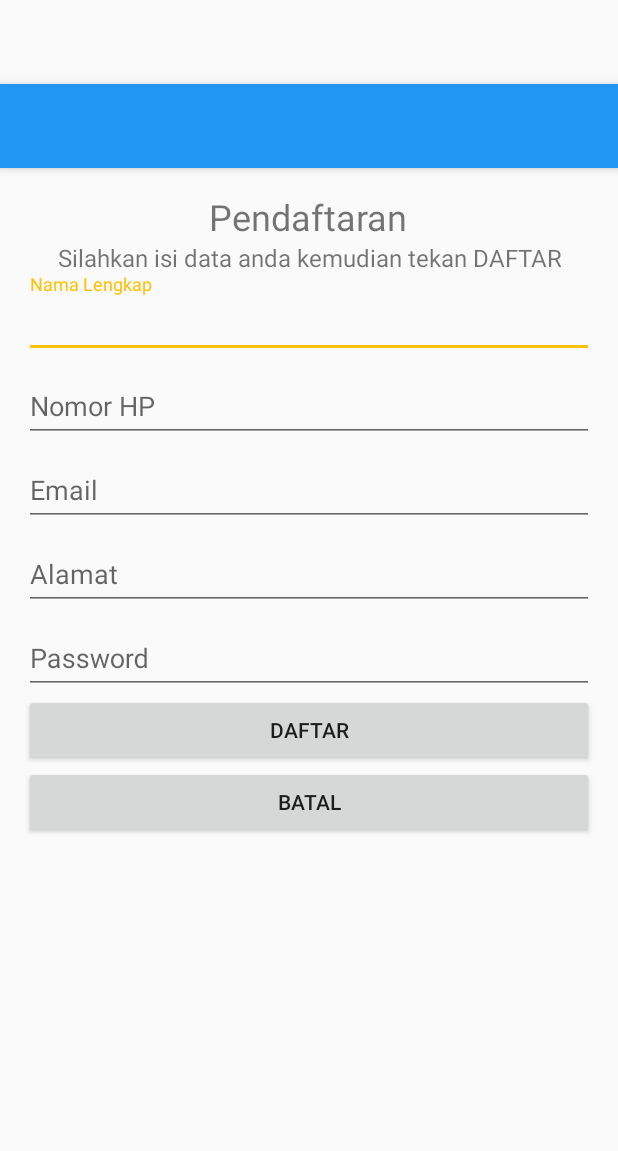
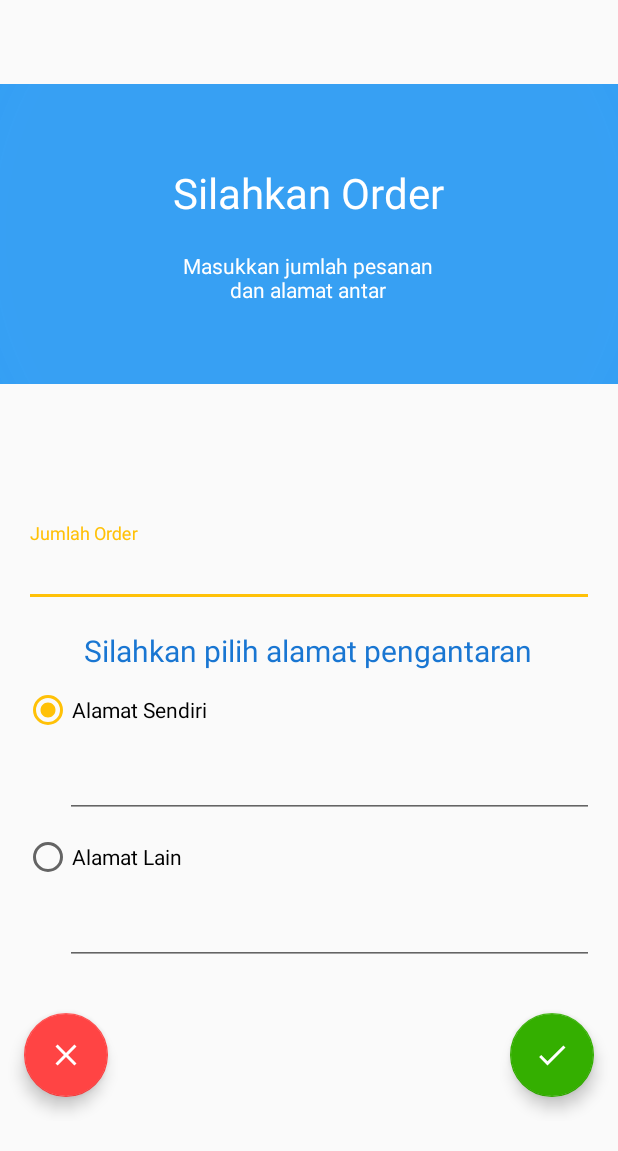
Before and after one commit to baingao/bakatumu, an Android app: the layout activity_order.xml on its own in the app's theme, with its tools: preview values and no code run, on a phone screen of 412 x 824 dp. Shown: the top 1151 px of the screen. Run offline under Robolectric (Android 15) with nearby library versions, the phone set to English and light mode, and no system bars; network calls fail.

Commit message:
Order OK

```diff
--- a/app/src/main/java/com/bakatumu/bakatumu/activity/ChatRoomActivity.java
+++ b/app/src/main/java/com/bakatumu/bakatumu/activity/ChatRoomActivity.java
@@ -185,7 +185,7 @@ public class ChatRoomActivity extends AppCompatActivity {
                         JSONObject userObj = obj.getJSONObject("user");
                         String userId = userObj.getString("user_id");
                         String userName = userObj.getString("name");
-                        User user = new User(userId, userName, null, null, null, null, null, 0);
+                        User user = new User(userId, userName, null, null, null, null, null, null, null, null, 0);
 
                         Message message = new Message();
                         message.setId(commentId);
@@ -281,7 +281,7 @@ public class ChatRoomActivity extends AppCompatActivity {
                             JSONObject userObj = commentObj.getJSONObject("user");
                             String userId = userObj.getString("user_id");
                             String userName = userObj.getString("username");
-                            User user = new User(userId, userName, null, null, null, null, null, 0);
+                            User user = new User(userId, userName, null, null, null, null, null, null, null, null, 0);
 
                             Message message = new Message();
                             message.setId(commentId);
--- a/app/src/main/java/com/bakatumu/bakatumu/activity/DaftarActivity.java
+++ b/app/src/main/java/com/bakatumu/bakatumu/activity/DaftarActivity.java
@@ -222,6 +222,9 @@ public class DaftarActivity extends AppCompatActivity {
                         JSONObject userObj = obj.getJSONObject("user");
                         User user = new User(userObj.getString("user_id"),
                                 userObj.getString("name"),
+                                userObj.getString("alamat"),
+                                userObj.getString("lat"),
+                                userObj.getString("lng"),
                                 userObj.getString("email"),
                                 userObj.getString("phone"),
                                 userObj.getString("api_key"),
--- a/app/src/main/java/com/bakatumu/bakatumu/activity/LoginActivity.java
+++ b/app/src/main/java/com/bakatumu/bakatumu/activity/LoginActivity.java
@@ -105,7 +105,7 @@ public class LoginActivity extends AppCompatActivity {
 
                         JSONObject userObj = obj.getJSONObject("user");
                         User user = new User(userObj.getString("user_id"),
-                                userObj.getString("name"),
+                                userObj.getString("name"), null, null, null,
                                 userObj.getString("email"), null, null, null, null, 0);
 
                         // storing user in shared preferences
--- a/app/src/main/java/com/bakatumu/bakatumu/activity/LoginBaruActivity.java
+++ b/app/src/main/java/com/bakatumu/bakatumu/activity/LoginBaruActivity.java
@@ -161,6 +161,9 @@ public class LoginBaruActivity extends AppCompatActivity {
                         JSONObject userObj = obj.getJSONObject("user");
                         User user = new User(userObj.getString("user_id"),
                                 userObj.getString("name"),
+                                userObj.getString("alamat"),
+                                userObj.getString("lat"),
+                                userObj.getString("lng"),
                                 userObj.getString("email"),
                                 userObj.getString("phone"),
                                 userObj.getString("api_key"),
--- a/app/src/main/java/com/bakatumu/bakatumu/activity/MainActivity.java
+++ b/app/src/main/java/com/bakatumu/bakatumu/activity/MainActivity.java
@@ -336,7 +336,7 @@ public class MainActivity extends AppCompatActivity {
                 break;
 
             case R.id.action_chat_room:
-                MyApplication.getInstance().mainActivity();
+                MyApplication.getInstance().menuActivity();
                 break;
 
             case R.id.action_aer:
--- a/app/src/main/java/com/bakatumu/bakatumu/activity/MenuActivity.java
+++ b/app/src/main/java/com/bakatumu/bakatumu/activity/MenuActivity.java
@@ -99,7 +99,7 @@ public class MenuActivity extends AppCompatActivity {
         btnOrder.setOnClickListener(new View.OnClickListener() {
             @Override
             public void onClick(View view) {
-                Toast.makeText(MenuActivity.this, "Order Baru", Toast.LENGTH_SHORT).show();
+                MyApplication.getInstance().orderActivity();
             }
         });
 
--- a/app/src/main/java/com/bakatumu/bakatumu/activity/PMActivity.java
+++ b/app/src/main/java/com/bakatumu/bakatumu/activity/PMActivity.java
@@ -189,7 +189,7 @@ public class PMActivity extends AppCompatActivity {
                         JSONObject userObj = obj.getJSONObject("user");
                         String userId = userObj.getString("user_id");
                         String userName = userObj.getString("name");
-                        User user = new User(userId, userName, null, null, null, null, null, 0);
+                        User user = new User(userId, userName, null, null, null, null, null, null, null, null, 0);
 
                         Message message = new Message();
                         message.setId(commentId);
@@ -290,7 +290,7 @@ public class PMActivity extends AppCompatActivity {
 //                            String userId = userObj.getString("user_id");
 //                            String userName = userObj.getString("name");
 
-                            User user = new User(userId, userName, null, null, null, null, null, 0);
+                            User user = new User(userId, userName, null, null, null, null, null, null, null, null, 0);
 
                             Message message = new Message();
                             message.setId(commentId);
--- a/app/src/main/java/com/bakatumu/bakatumu/app/EndPoints.java
+++ b/app/src/main/java/com/bakatumu/bakatumu/app/EndPoints.java
@@ -18,11 +18,12 @@ public class EndPoints {
     public static final String PM_THREAD = BASE_URL + "/pm/_ID_";
     public static final String PRIVATE_MESSAGE = BASE_URL + "/pm/_ID_/message";
     public static final String USER_MESSAGE = BASE_URL + "/user/_ID_/message";
+    public static final String USER_ORDER = BASE_URL + "/order/simpan";
 
     // tambahan baru
     public static final String BASE_USER_URL = "http://bakatumu.com/aer/v1_user";
     public static final String USER_LOGIN = BASE_USER_URL + "/login";
     public static final String USER_DAFTAR = BASE_USER_URL + "/register";
-    public static final String USER_BY_NAME = BASE_USER_URL + "/baru/getuser/name/_NAME_";
-    public static final String USER_BY_PHONE = BASE_USER_URL + "/baru/getuser/phone/_PHONE_";
+//    public static final String USER_BY_NAME = BASE_USER_URL + "/baru/getuser/name/_NAME_";
+//    public static final String USER_BY_PHONE = BASE_USER_URL + "/baru/getuser/phone/_PHONE_";
 }
--- a/app/src/main/java/com/bakatumu/bakatumu/gcm/GcmIntentService.java
+++ b/app/src/main/java/com/bakatumu/bakatumu/gcm/GcmIntentService.java
@@ -133,8 +133,8 @@ public class GcmIntentService extends IntentService {
             @Override
             public void onErrorResponse(VolleyError error) {
                 NetworkResponse networkResponse = error.networkResponse;
-                Log.e(TAG, "Volley error: " + error.getMessage() + ", code: " + networkResponse);
-                Toast.makeText(getApplicationContext(), "Volley error: " + error.getMessage(), Toast.LENGTH_SHORT).show();
+                Log.e(TAG, "GcmIntentService.java Volley error: " + error.getMessage() + ", code: " + networkResponse);
+                Toast.makeText(getApplicationContext(), "GcmIntentService.java Volley error: " + error.getMessage(), Toast.LENGTH_SHORT).show();
             }
         }) {
 
--- a/app/src/main/res/layout/activity_order.xml
+++ b/app/src/main/res/layout/activity_order.xml
@@ -7,19 +7,19 @@
     android:fitsSystemWindows="true"
     tools:context="com.bakatumu.bakatumu.activity.OrderActivity">
 
-    <android.support.design.widget.AppBarLayout
-        android:layout_width="match_parent"
-        android:layout_height="wrap_content"
-        android:theme="@style/AppTheme.AppBarOverlay">
+    <!--<android.support.design.widget.AppBarLayout-->
+        <!--android:layout_width="match_parent"-->
+        <!--android:layout_height="wrap_content"-->
+        <!--android:theme="@style/AppTheme.AppBarOverlay">-->
 
-        <android.support.v7.widget.Toolbar
-            android:id="@+id/toolbar"
-            android:layout_width="match_parent"
-            android:layout_height="?attr/actionBarSize"
-            android:background="?attr/colorPrimary"
-            app:popupTheme="@style/AppTheme.PopupOverlay" />
+        <!--<android.support.v7.widget.Toolbar-->
+            <!--android:id="@+id/toolbar"-->
+            <!--android:layout_width="match_parent"-->
+            <!--android:layout_height="?attr/actionBarSize"-->
+            <!--android:background="?attr/colorPrimary"-->
+            <!--app:popupTheme="@style/AppTheme.PopupOverlay" />-->
 
-    </android.support.design.widget.AppBarLayout>
+    <!--</android.support.design.widget.AppBarLayout>-->
 
     <include layout="@layout/content_order" />
 
--- a/app/src/main/res/layout/content_login_baru.xml
+++ b/app/src/main/res/layout/content_login_baru.xml
@@ -76,6 +76,7 @@
                     android:id="@+id/input_phone"
                     android:layout_width="match_parent"
                     android:layout_height="wrap_content"
+                    android:inputType="number"
                     android:hint="@string/input_nohp" />
 
             </android.support.design.widget.TextInputLayout>
--- a/app/src/main/res/layout/content_order.xml
+++ b/app/src/main/res/layout/content_order.xml
@@ -1,125 +1,182 @@
 <?xml version="1.0" encoding="utf-8"?>
-<LinearLayout xmlns:android="http://schemas.android.com/apk/res/android"
+<ScrollView xmlns:android="http://schemas.android.com/apk/res/android"
     xmlns:app="http://schemas.android.com/apk/res-auto"
     xmlns:tools="http://schemas.android.com/tools"
     android:layout_width="match_parent"
     android:layout_height="match_parent"
-    android:paddingBottom="@dimen/activity_vertical_margin"
-    android:paddingLeft="@dimen/activity_horizontal_margin"
-    android:paddingRight="@dimen/activity_horizontal_margin"
-    android:paddingTop="@dimen/activity_vertical_margin"
+    android:fillViewport="true"
+    android:paddingBottom="@dimen/activity_vertical_full"
+    android:paddingLeft="@dimen/activity_horizontal_full"
+    android:paddingRight="@dimen/activity_horizontal_full"
+    android:paddingTop="@dimen/activity_vertical_full"
     app:layout_behavior="@string/appbar_scrolling_view_behavior"
     tools:context=".activity.OrderActivity"
-    tools:showIn="@layout/activity_order"
+    tools:showIn="@layout/activity_order">
+
+    <LinearLayout
+        android:layout_width="match_parent"
+        android:layout_height="match_parent"
+        android:orientation="vertical">
+
+        <RelativeLayout
+            android:layout_width="match_parent"
+            android:layout_height="200sp"
+            android:background="@drawable/bg_radial_gradient">
+
+            <RelativeLayout
+                android:layout_width="wrap_content"
+                android:layout_height="wrap_content"
+                android:layout_centerHorizontal="true"
+                android:layout_centerVertical="true">
+
+                <TextView
+                    android:id="@+id/welcome_message"
+                    android:layout_width="wrap_content"
+                    android:layout_height="wrap_content"
+                    android:layout_centerHorizontal="true"
+                    android:layout_marginBottom="20sp"
+                    android:text="Silahkan Order"
+                    android:textAlignment="center"
+                    android:textColor="#ffffff"
+                    android:textSize="28sp" />
+
+                <TextView
+                    android:id="@+id/welcome_hint"
+                    android:layout_width="wrap_content"
+                    android:layout_height="wrap_content"
+                    android:layout_below="@id/welcome_message"
+                    android:layout_centerHorizontal="true"
+                    android:text="Masukkan jumlah pesanan\ndan alamat antar"
+                    android:textAlignment="center"
+                    android:textColor="#ffffff"
+                    android:textSize="14sp" />
+
+            </RelativeLayout>
+
+        </RelativeLayout>
+
+        <LinearLayout
+            android:layout_width="match_parent"
+            android:layout_height="match_parent"
+            android:layout_gravity="center_vertical"
+            android:gravity="center_vertical"
             android:orientation="vertical">
 
             <LinearLayout
                 android:layout_width="match_parent"
                 android:layout_height="wrap_content"
-        android:orientation="vertical">
-
-        <TextView
-            android:layout_width="wrap_content"
-            android:layout_height="wrap_content"
-            android:text="Pendaftaran"
-            android:textAlignment="center"
-            android:textSize="24sp"
-            android:id="@+id/textView"
-            android:layout_gravity="center_horizontal" />
-
-        <TextView
-            android:layout_width="wrap_content"
-            android:layout_height="wrap_content"
-            android:text="Silahkan isi data anda kemudian tekan DAFTAR"
-            android:textAlignment="center"
-            android:textSize="16sp"
-            android:id="@+id/textView2"
-            android:layout_gravity="center_horizontal" />
-    </LinearLayout>
-
-    <LinearLayout
-        android:layout_width="match_parent"
-        android:layout_height="wrap_content"
-        android:orientation="vertical">
+                android:orientation="vertical"
+                android:padding="@dimen/activity_horizontal_margin">
 
                 <android.support.design.widget.TextInputLayout
-            android:id="@+id/input_layout_nama"
+                    android:id="@+id/input_layout_jumlah_order"
                     android:layout_width="match_parent"
                     android:layout_height="wrap_content">
 
                     <EditText
-                android:id="@+id/input_nama"
+                        android:id="@+id/input_jumlah_order"
                         android:layout_width="match_parent"
                         android:layout_height="wrap_content"
-                android:hint="@string/input_nama_lengkap" />
+                        android:hint="Jumlah Order"
+                        android:inputType="number" />
 
                 </android.support.design.widget.TextInputLayout>
 
+                <TextView
+                    android:id="@+id/alamat_hint"
+                    android:layout_width="wrap_content"
+                    android:layout_height="wrap_content"
+                    android:layout_below="@id/welcome_message"
+                    android:layout_centerHorizontal="true"
+                    android:text="Silahkan pilih alamat pengantaran"
+                    android:textAlignment="center"
+                    android:layout_gravity="center"
+                    android:layout_marginTop="15dp"
+                    android:textColor="@color/colorPrimaryDark"
+                    android:textSize="20sp" />
+
+                <RadioGroup
+                    android:layout_width="match_parent"
+                    android:layout_height="wrap_content"
+                    android:layout_gravity="center_horizontal">
+
+                    <RadioButton
+                        android:id="@+id/rb_alamat_sendiri"
+                        android:layout_width="wrap_content"
+                        android:layout_height="wrap_content"
+                        android:layout_gravity="start"
+                        android:layout_marginTop="10dp"
+                        android:checked="true"
+                        android:text="Alamat Sendiri" />
+
                     <android.support.design.widget.TextInputLayout
-            android:id="@+id/input_layout_nohp"
+                        android:id="@+id/input_layout_alamat_sendiri"
                         android:layout_width="match_parent"
-            android:layout_height="wrap_content">
+                        android:layout_height="wrap_content"
+                        android:layout_marginLeft="27dp">
 
                         <EditText
-                android:id="@+id/input_phone"
+                            android:id="@+id/input_alamat_sendiri"
                             android:layout_width="match_parent"
-                android:layout_height="wrap_content"
-                android:hint="@string/input_nohp" />
+                            android:layout_height="wrap_content" />
 
                     </android.support.design.widget.TextInputLayout>
 
+                    <RadioButton
+                        android:id="@+id/rb_alamat_lain"
+                        android:layout_width="wrap_content"
+                        android:layout_height="wrap_content"
+                        android:layout_gravity="start"
+                        android:layout_marginTop="10dp"
+                        android:checked="false"
+                        android:text="Alamat Lain" />
+
                     <android.support.design.widget.TextInputLayout
-            android:id="@+id/input_layout_email"
+                        android:id="@+id/input_layout_alamat_lain"
                         android:layout_width="match_parent"
-            android:layout_height="wrap_content">
+                        android:layout_height="wrap_content"
+                        android:layout_marginLeft="27dp">
 
                         <EditText
-                android:id="@+id/input_email"
+                            android:id="@+id/input_alamat_lain"
                             android:layout_width="match_parent"
-                android:layout_height="wrap_content"
-                android:hint="@string/input_email" />
+                            android:layout_height="wrap_content" />
 
                     </android.support.design.widget.TextInputLayout>
 
-        x<android.support.design.widget.TextInputLayout
-        android:id="@+id/input_layout_alamat"
-        android:layout_width="match_parent"
-        android:layout_height="wrap_content">
+                </RadioGroup>
 
-        <EditText
-            android:id="@+id/input_alamat"
-            android:layout_width="match_parent"
+            </LinearLayout>
+
+            <RelativeLayout
+                android:id="@+id/ButtonLayout"
+                android:layout_width="fill_parent"
                 android:layout_height="wrap_content"
-            android:hint="@string/input_alamat" />
+                android:layout_alignParentBottom="true"
+                android:layout_alignParentLeft="true"
+                android:layout_centerHorizontal="true"
+                android:baselineAligned="false">
 
-    </android.support.design.widget.TextInputLayout>
+                <android.support.design.widget.FloatingActionButton
+                    android:id="@+id/btn_cancel"
+                    android:layout_width="wrap_content"
+                    android:layout_height="wrap_content"
+                    android:layout_gravity="start"
+                    android:layout_margin="@dimen/fab_margin"
+                    android:src="@drawable/ic_cancel"
+                    app:backgroundTint="@android:color/holo_red_light" />
 
-        <android.support.design.widget.TextInputLayout
-            android:id="@+id/input_layout_password"
-            android:layout_width="match_parent"
-            android:layout_height="wrap_content">
+                <android.support.design.widget.FloatingActionButton
+                    android:id="@+id/btn_ok"
+                    android:layout_width="wrap_content"
+                    android:layout_height="wrap_content"
+                    android:layout_alignParentEnd="true"
+                    android:layout_gravity="end"
+                    android:layout_margin="@dimen/fab_margin"
+                    android:src="@drawable/ic_check"
+                    app:backgroundTint="#34af00" />
 
-            <EditText
-                android:id="@+id/input_password"
-                android:layout_width="match_parent"
-                android:layout_height="wrap_content"
-                android:hint="@string/input_password" />
-
-        </android.support.design.widget.TextInputLayout>
-
-        <Button
-            android:id="@+id/btn_daftar"
-            android:layout_width="match_parent"
-            android:layout_height="wrap_content"
-            android:text="Daftar" />
-
-        <Button
-            android:id="@+id/btn_batal"
-            android:layout_width="match_parent"
-            android:layout_height="wrap_content"
-            android:text="Batal" />
-
-
+            </RelativeLayout>
         </LinearLayout>
 
         <ProgressBar
@@ -135,3 +192,5 @@
             android:visibility="gone" />
 
     </LinearLayout>
+
+</ScrollView>
```
Also changed, not shown: app/src/main/java/com/bakatumu/bakatumu/activity/OrderActivity.java (+109 -147 lines), app/src/main/java/com/bakatumu/bakatumu/app/MyApplication.java (+14 -0 lines), app/src/main/java/com/bakatumu/bakatumu/helper/MyPreferenceManager.java (+11 -2 lines), app/src/main/java/com/bakatumu/bakatumu/model/User.java (+18 -2 lines). Lines whose indentation alone changed are shown as unchanged.
